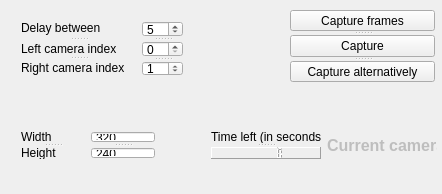
Old version of the form mainwindow.ui in the repository asergiu/camcalib.
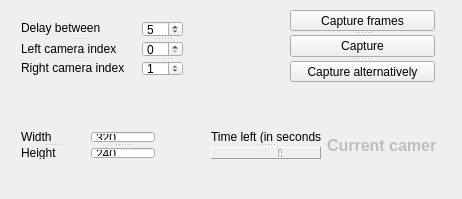
New version of the form.

Commit message: initialize the resolution's width and height for the real time disparity map; enlarge the mainwindow

The edit to the form file:
```diff
--- a/mainwindow.ui
+++ b/mainwindow.ui
@@ -6,8 +6,8 @@
    <rect>
     <x>0</x>
     <y>0</y>
-    <width>442</width>
-    <height>194</height>
+    <width>462</width>
+    <height>199</height>
    </rect>
   </property>
   <property name="sizePolicy">
@@ -57,7 +57,7 @@
      </property>
     </widget>
    </widget>
-   <widget class="QWidget" name="">
+   <widget class="QWidget" name="layoutWidget">
     <property name="geometry">
      <rect>
       <x>10</x>
@@ -118,7 +118,7 @@
      </item>
     </layout>
    </widget>
-   <widget class="QWidget" name="">
+   <widget class="QWidget" name="layoutWidget">
     <property name="geometry">
      <rect>
       <x>10</x>
@@ -183,7 +183,7 @@
      </item>
     </layout>
    </widget>
-   <widget class="QWidget" name="">
+   <widget class="QWidget" name="layoutWidget">
     <property name="geometry">
      <rect>
       <x>200</x>
```
Left out of the diff: 12 changed lines with no effect on the pictures. The commit also changes 2 other files.
